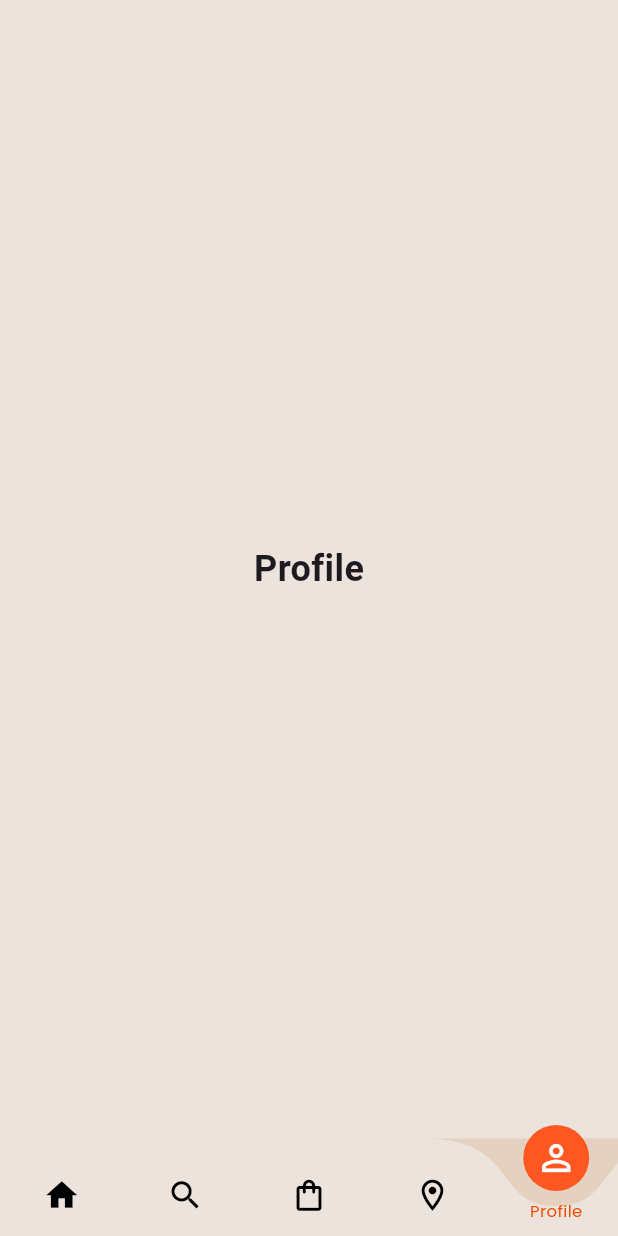
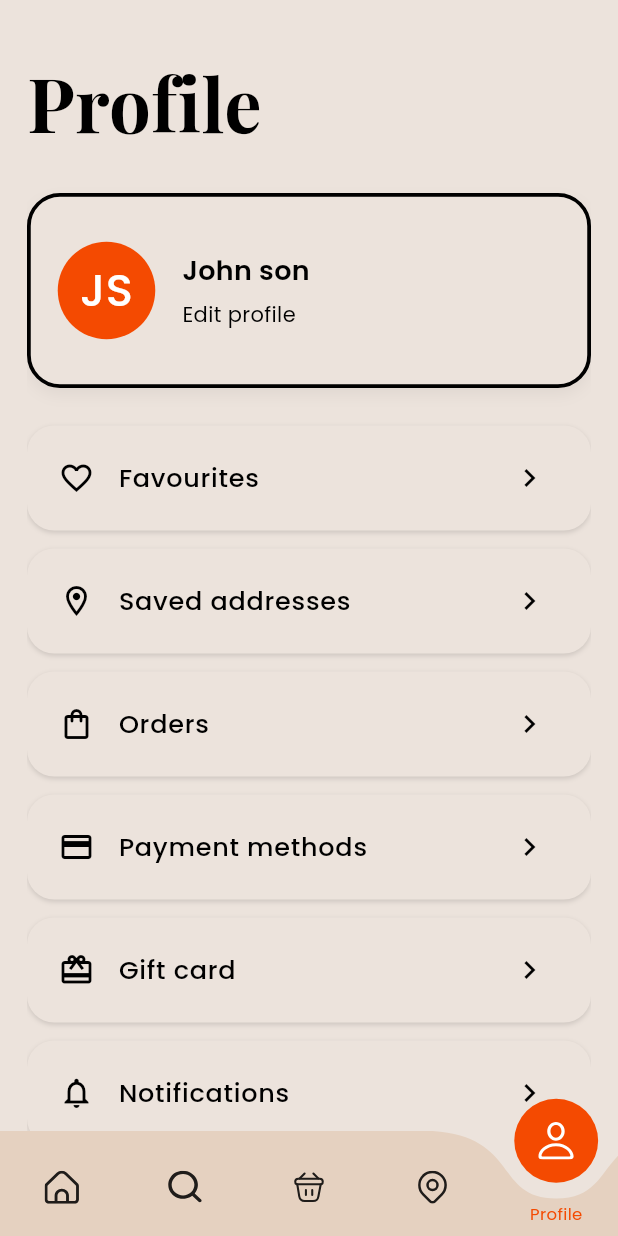
Before and after one commit to LegitFR/ProBeauty-App, a Flutter app: the HomeScreen screen opened by its route, item 5 of the bottom bar chosen, on a phone screen of 412 x 824 dp. Run offline on Flutter 3.47's test engine with Material 3 defaults, Android fonts, the phone set to English and light mode, and no system bars; drawn by our look-alikes of curved_navigation_bar; our stand-ins replace flutter_svg.

Commit message:
added profile screen and svg icons

```diff
--- a/lib/pages/home_screen.dart
+++ b/lib/pages/home_screen.dart
@@ -1,6 +1,8 @@
 import 'package:flutter/material.dart';
 import 'package:curved_navigation_bar/curved_navigation_bar.dart';
+import 'package:flutter_svg/flutter_svg.dart';
 import 'package:probeauty_app/pages/appointments_screen.dart';
+import 'package:probeauty_app/pages/profile_screen.dart';
 import 'package:probeauty_app/resources/AppColors.dart';
 
 class HomeScreen extends StatefulWidget {
@@ -15,30 +17,31 @@ class _HomeScreenState extends State<HomeScreen> {
 
   final List<Widget> _screens = const [
     Center(
-        child: Text('My precut',
-            style: TextStyle(fontSize: 24, fontWeight: FontWeight.bold))),
+      child: Text('My Precut',
+          style: TextStyle(fontSize: 24, fontWeight: FontWeight.bold)),
+    ),
     Center(
       child: Text('Explore',
-            style: TextStyle(fontSize: 24, fontWeight: FontWeight.bold))),
+          style: TextStyle(fontSize: 24, fontWeight: FontWeight.bold)),
+    ),
     Center(
       child: Text('Shop',
-            style: TextStyle(fontSize: 24, fontWeight: FontWeight.bold))),
+          style: TextStyle(fontSize: 24, fontWeight: FontWeight.bold)),
+    ),
     AppointmentsScreen(),
-    Center(
-        child: Text('Profile',
-            style: TextStyle(fontSize: 24, fontWeight: FontWeight.bold))),
+    ProfileScreen(),
   ];
 
-  final List<IconData> _navIcons = const [
-    Icons.home,
-    Icons.search,
-    Icons.shopping_bag_outlined,
-    Icons.location_on_outlined,
-    Icons.person_outline,
+  final List<String> _iconPaths = [
+    'assets/images/icons/home_icon.svg',
+    'assets/images/icons/search_icon.svg',
+    'assets/images/icons/cart_icon.svg',
+    'assets/images/icons/location_icon.svg',
+    'assets/images/icons/profile_icon.svg',
   ];
 
   final List<String> _labels = const [
-    'My precut',
+    'My Precut',
     'Explore',
     'Shop',
     'Appointments',
@@ -54,17 +57,23 @@ class _HomeScreenState extends State<HomeScreen> {
         clipBehavior: Clip.none,
         children: [
           CurvedNavigationBar(
-            backgroundColor: AppColors.softIvory2,
-            color: AppColors.softIvory,
-            buttonBackgroundColor: const Color(0xFFFF5722), // Deep orange color
-            height: 65, // Reduced height for smaller button
+            backgroundColor: AppColors.softIvory,
+            color: AppColors.softIvory2,
+            buttonBackgroundColor: AppColors.rusticSunset,
+            height: 70,
             index: _selectedIndex,
-            items: List.generate(_navIcons.length, (index) {
+            items: List.generate(_iconPaths.length, (index) {
               bool isSelected = index == _selectedIndex;
-              return Icon(
-                _navIcons[index],
-                size: isSelected ? 28 : 25, // Slightly smaller icons
-                color: isSelected ? Colors.white : Colors.black,
+              return Padding(
+                padding: const EdgeInsets.all(8.0),
+                child: SvgPicture.asset(
+                  _iconPaths[index],
+                  height: isSelected ? 25 : 22,
+                  colorFilter: ColorFilter.mode(
+                    isSelected ? Colors.white : Colors.black87,
+                    BlendMode.srcIn,
+                  ),
+                ),
               );
             }),
             animationDuration: const Duration(milliseconds: 300),
@@ -75,26 +84,31 @@ class _HomeScreenState extends State<HomeScreen> {
               });
             },
           ),
-          // Label below the selected item
+          // Label for selected item
           Positioned(
-            bottom: 9,
+            bottom: 7,
             left: 0,
             right: 0,
             child: Row(
               mainAxisAlignment: MainAxisAlignment.spaceAround,
-              children: List.generate(_navIcons.length, (index) {
+              children: List.generate(_labels.length, (index) {
                 bool isSelected = index == _selectedIndex;
                 return Expanded(
                   child: Center(
+                    child: AnimatedOpacity(
+                      opacity: isSelected ? 1.0 : 0.0,
+                      duration: const Duration(milliseconds: 200),
                       child: isSelected
                           ? Text(
                               _labels[index],
                               style: const TextStyle(
                                 fontSize: 11,
                                 color: AppColors.rusticSunset,
-                                fontFamily: "PoppinsRegular"),
+                                fontFamily: "PoppinsRegular",
+                              ),
                             )
                           : const SizedBox.shrink(),
+                    ),
                   ),
                 );
               }),
--- /dev/null
+++ b/lib/pages/profile_screen.dart
@@ -0,0 +1,228 @@
+import 'package:flutter/material.dart';
+import 'package:probeauty_app/resources/AppColors.dart';
+import 'package:flutter_svg/flutter_svg.dart';
+
+class ProfileScreen extends StatefulWidget {
+  const ProfileScreen({super.key});
+
+  @override
+  State<ProfileScreen> createState() => _ProfileScreenState();
+}
+
+class _ProfileScreenState extends State<ProfileScreen> {
+  final ScrollController _scrollController = ScrollController();
+
+  @override
+  Widget build(BuildContext context) {
+    final screenHeight = MediaQuery.of(context).size.height;
+
+    return Scaffold(
+      backgroundColor: AppColors.softIvory,
+      body: SafeArea(
+        child: Padding(
+          padding: const EdgeInsets.symmetric(horizontal: 18.0),
+          child: ListView(
+            controller: _scrollController,
+            physics: const BouncingScrollPhysics(),
+            children: [
+              SizedBox(height: screenHeight * 0.04),
+
+              // Profile title
+              Text(
+                'Profile',
+                style: TextStyle(
+                  fontFamily: 'PlayfairDisplayBold',
+                  color: Colors.black,
+                  fontSize: screenHeight * 0.06,
+                ),
+              ),
+
+              SizedBox(height: screenHeight * 0.03),
+
+              // Profile card with border
+              Container(
+                padding:
+                    const EdgeInsets.symmetric(horizontal: 18, vertical: 30),
+                decoration: BoxDecoration(
+                  color: AppColors.softIvory,
+                  border: Border.all(color: Colors.black, width: 2.5),
+                  borderRadius: BorderRadius.circular(22),
+                  boxShadow: [
+                    BoxShadow(
+                      color: Colors.black.withOpacity(0.05),
+                      blurRadius: 8,
+                      offset: const Offset(0, 4),
+                    ),
+                  ],
+                ),
+                child: Row(
+                  children: [
+                    Container(
+                      width: 65,
+                      height: 65,
+                      decoration: const BoxDecoration(
+                        shape: BoxShape.circle,
+                        color: AppColors.rusticSunset,
+                      ),
+                      child: const Center(
+                        child: Text(
+                          'JS',
+                          style: TextStyle(
+                              color: Colors.white,
+                              fontSize: 30,
+                              fontFamily: "PoppinsMedium"),
+                        ),
+                      ),
+                    ),
+                    const SizedBox(width: 18),
+                    const Expanded(
+                      child: Column(
+                        crossAxisAlignment: CrossAxisAlignment.start,
+                        children: [
+                          Text(
+                            'John son',
+                            style: TextStyle(
+                              fontSize: 18,
+                              fontFamily: 'PoppinsSemiBold',
+                              color: Colors.black,
+                            ),
+                          ),
+                          SizedBox(height: 6),
+                          Text(
+                            'Edit profile',
+                            style: TextStyle(
+                              fontSize: 14,
+                              color: Colors.black,
+                              fontFamily: 'PoppinsRegular',
+                            ),
+                          ),
+                        ],
+                      ),
+                    ),
+                  ],
+                ),
+              ),
+
+              const SizedBox(height: 25),
+
+              // Menu Items
+              _buildMenuItem(Icons.favorite_border, 'Favourites', () {}),
+              _buildMenuItem(
+                  Icons.location_on_outlined, 'Saved addresses', () {}),
+              _buildMenuItem(Icons.shopping_bag_outlined, 'Orders', () {}),
+              _buildMenuItem(
+                  Icons.credit_card_outlined, 'Payment methods', () {}),
+              _buildMenuItem(Icons.card_giftcard_outlined, 'Gift card', () {}),
+              _buildMenuItem(
+                  Icons.notifications_outlined, 'Notifications', () {}),
+              _buildMenuItem(Icons.settings_outlined, 'Settings', () {}),
+
+              const SizedBox(height: 8),
+
+              // Bottom Actions
+              Row(
+                mainAxisAlignment: MainAxisAlignment.start,
+                children: [
+                  TextButton.icon(
+                    onPressed: () {},
+                    icon: SvgPicture.asset(
+                      'assets/images/icons/english_icon.svg',
+                      height: 22,
+                      colorFilter: const ColorFilter.mode(
+                        AppColors.rusticSunset,
+                        BlendMode.srcIn,
+                      ),
+                    ),
+                    label: const Text(
+                      'English',
+                      style: TextStyle(
+                        color: AppColors.rusticSunset,
+                        fontFamily: 'PoppinsMedium',
+                      ),
+                    ),
+                  ),
+                  const SizedBox(width: 15), // space between buttons
+                  TextButton.icon(
+                    onPressed: () {},
+                    icon: SvgPicture.asset(
+                      'assets/images/icons/support_icon.svg',
+                      height: 22,
+                      colorFilter: const ColorFilter.mode(
+                        AppColors.rusticSunset,
+                        BlendMode.srcIn,
+                      ),
+                    ),
+                    label: const Text(
+                      'Support',
+                      style: TextStyle(
+                        color: AppColors.rusticSunset,
+                        fontFamily: 'PoppinsMedium',
+                      ),
+                    ),
+                  ),
+                ],
+              ),
+
+              // Logout Button
+              const SizedBox(height: 8),
+              SizedBox(
+                width: double.infinity,
+                height: 50,
+                child: ElevatedButton(
+                  onPressed: () {},
+                  style: ElevatedButton.styleFrom(
+                    backgroundColor: AppColors.rusticSunset,
+                    shape: RoundedRectangleBorder(
+                      borderRadius: BorderRadius.circular(15),
+                    ),
+                  ),
+                  child: const Text(
+                    'Logout',
+                    style: TextStyle(
+                      color: Colors.white,
+                      fontSize: 16,
+                      fontFamily: 'PoppinsSemiBold',
+                    ),
+                  ),
+                ),
+              ),
+              const SizedBox(height: 25),
+            ],
+          ),
+        ),
+      ),
+    );
+  }
+
+  Widget _buildMenuItem(IconData icon, String title, VoidCallback onTap) {
+    return Container(
+      padding: const EdgeInsets.symmetric(horizontal: 5, vertical: 7),
+      margin: const EdgeInsets.only(bottom: 12),
+      decoration: BoxDecoration(
+        color: AppColors.softIvory,
+        borderRadius: BorderRadius.circular(18),
+        boxShadow: const [
+          BoxShadow(
+            color: Colors.black12,
+            offset: Offset(0, 1),
+            blurRadius: 2,
+            spreadRadius: 0,
+          ),
+        ],
+      ),
+      child: ListTile(
+        leading: Icon(icon, color: Colors.black),
+        title: Text(
+          title,
+          style: const TextStyle(
+            fontSize: 17,
+            fontFamily: 'PoppinsMedium',
+            color: Colors.black,
+          ),
+        ),
+        trailing: const Icon(Icons.chevron_right, color: Colors.black),
+        onTap: onTap,
+      ),
+    );
+  }
+}
--- a/lib/pages/splash_screen.dart
+++ b/lib/pages/splash_screen.dart
@@ -9,8 +9,7 @@ class SplashScreen extends StatefulWidget {
   State<SplashScreen> createState() => _SplashScreenState();
 }
 
-class _SplashScreenState extends State<SplashScreen>
-    with SingleTickerProviderStateMixin {
+class _SplashScreenState extends State<SplashScreen> {
   final List<String> _images = [
     'assets/images/splash/Frame 4-6.png',
     'assets/images/splash/Frame 4-5.png',
@@ -23,40 +22,32 @@ class _SplashScreenState extends State<SplashScreen>
 
   int _currentIndex = 0;
   Timer? _imageTimer;
-  late AnimationController _controller;
-  late Animation<double> _moveUpAnimation;
-  late Animation<double> _scaleAnimation;
 
   @override
   void initState() {
     super.initState();
 
-    // 🎞 Total animation duration for full splash (matches total frames)
-    const totalDuration = Duration(milliseconds: 3850);
-    _controller = AnimationController(vsync: this, duration: totalDuration);
+    // Total duration for smooth transition
+    const totalDuration = Duration(milliseconds: 3500);
 
-    // ⏱ Automatically calculate frame change interval
+    // Smoothly calculated frame duration
     final frameInterval = Duration(
       milliseconds: (totalDuration.inMilliseconds / _images.length).round(),
     );
 
-    // 🌀 Change frame at fixed intervals (no looping)
+    // Change frames smoothly
     _imageTimer = Timer.periodic(frameInterval, (timer) {
+      if (_currentIndex < _images.length - 1) {
         setState(() {
-        if (_currentIndex < _images.length - 1) {
           _currentIndex++;
+        });
       } else {
         _imageTimer?.cancel();
       }
     });
-    });
 
-    // 🎬 Start movement + scale animation
-    _controller.forward();
-
-    // 🚀 Move to next screen after animation completes
-    Future.delayed(totalDuration + const Duration(milliseconds: 250), () {
-      _imageTimer?.cancel();
+    // Go to next screen after all frames are shown
+    Future.delayed(totalDuration + const Duration(milliseconds: 400), () {
       Navigator.pushReplacementNamed(context, '/decision');
     });
   }
@@ -64,54 +55,28 @@ class _SplashScreenState extends State<SplashScreen>
   @override
   void dispose() {
     _imageTimer?.cancel();
-    _controller.dispose();
     super.dispose();
   }
 
   @override
   Widget build(BuildContext context) {
-    final screenHeight = MediaQuery.of(context).size.height;
-
-    _moveUpAnimation = Tween<double>(
-      begin: 0.0,
-      end: -screenHeight * 0.45, // Move towards top
-    ).animate(
-      CurvedAnimation(parent: _controller, curve: Curves.easeInOutCubic),
-    );
-
-    _scaleAnimation = Tween<double>(
-      begin: 1.0,
-      end: 0.4, // Shrink to 40%
-    ).animate(
-      CurvedAnimation(parent: _controller, curve: Curves.easeInOutCubic),
-    );
-
     return Scaffold(
       backgroundColor: AppColors.rusticSunset,
-      body: AnimatedBuilder(
-        animation: _controller,
-        builder: (context, child) {
-          return Center(
-            child: Transform.translate(
-              offset: Offset(0, _moveUpAnimation.value),
-              child: Transform.scale(
-                scale: _scaleAnimation.value,
+      body: Center(
         child: AnimatedSwitcher(
-                  duration: const Duration(milliseconds: 100),
+          duration: const Duration(milliseconds: 250),
+          switchInCurve: Curves.easeInOut,
+          switchOutCurve: Curves.easeInOut,
           transitionBuilder: (child, animation) =>
               FadeTransition(opacity: animation, child: child),
           child: Image.asset(
             _images[_currentIndex],
             key: ValueKey<String>(_images[_currentIndex]),
-                    width: 200,
-                    height: 200,
-                  ),
+            width: 220,
+            height: 220,
           ),
         ),
       ),
     );
-        },
-      ),
-    );
   }
 }
--- a/pubspec.yaml
+++ b/pubspec.yaml
@@ -38,6 +38,7 @@ dependencies:
   dev_icons: ^1.0.0
   google_nav_bar: ^5.0.7
   curved_navigation_bar: ^1.0.6
+  flutter_svg: ^2.1.0
 
 dev_dependencies:
   flutter_test:
```
Also changed, not shown: assets/images/icons/cart_icon.svg (added), assets/images/icons/english_icon.svg (added), assets/images/icons/home_icon.svg (added), assets/images/icons/location_icon.svg (added), assets/images/icons/profile_icon.svg (added), assets/images/icons/search_icon.svg (added), assets/images/icons/support_icon.svg (added), pubspec.lock. Lines whose indentation alone changed are shown as unchanged.
